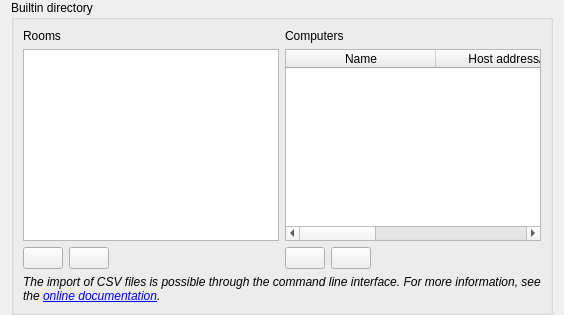
Above: plugins/builtindirectory/BuiltinDirectoryConfigurationPage.ui from veyon/veyon before the change. Below: the same form after it.
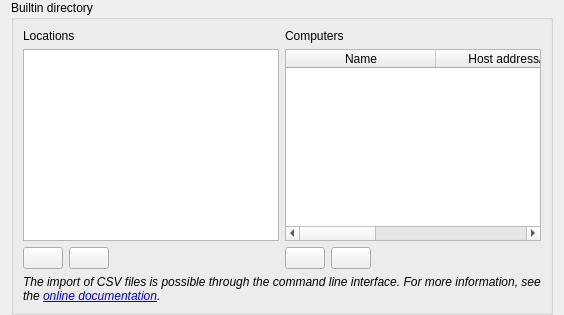
That is the form after the change. Icons and pictures are not drawn.

Commit message: Use generic "location" instead of "room"

The edit to the form file:
```diff
--- a/plugins/builtindirectory/BuiltinDirectoryConfigurationPage.ui
+++ b/plugins/builtindirectory/BuiltinDirectoryConfigurationPage.ui
@@ -32,7 +32,7 @@
       <item row="0" column="0">
        <widget class="QLabel" name="label">
         <property name="text">
-         <string>Rooms</string>
+         <string>Locations</string>
         </property>
        </widget>
       </item>
```
Left out of the diff: 32 changed lines with no effect on the pictures. The commit also changes 25 other files.
